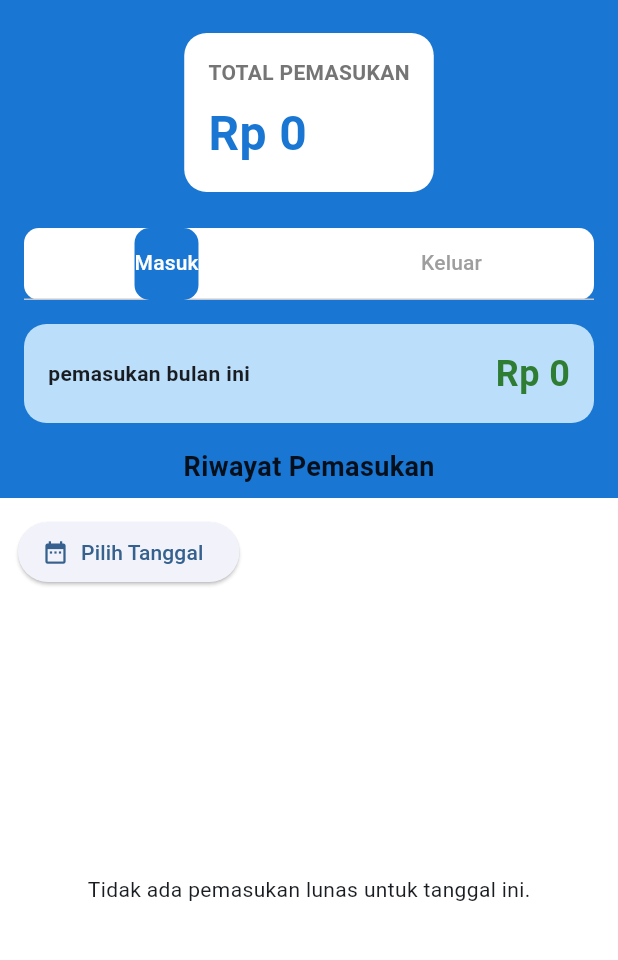
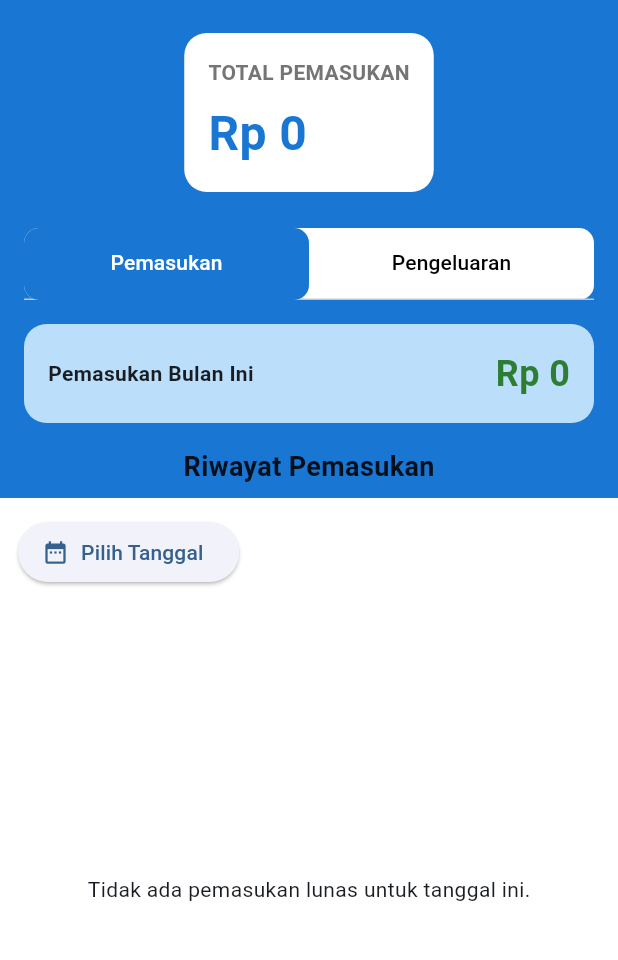
Before and after one commit to ghazyraihan/syabrina_laundry_ppsi, a Flutter app: the KeuanganPage screen opened directly, on a phone screen of 412 x 824 dp, the part 63-1023 px from its top. Run offline on Flutter 3.47's test engine with Material 3 defaults, Android fonts, the phone set to English and light mode, and no system bars; our stand-ins replace cloud_firestore, firebase_auth, firebase_core; missing offline and left inert: universal_html; accounts and stored records are empty.

Commit message:
perbaikan ui/ux keuangan dikit

```diff
--- a/lib/pages/keuangan_page.dart
+++ b/lib/pages/keuangan_page.dart
@@ -166,6 +166,7 @@ class _KeuanganPageState extends State<KeuanganPage>
           const SizedBox(height: 16),
           Container(
             margin: const EdgeInsets.symmetric(horizontal: 16),
+            height: 48, // Pastikan tingginya cukup
             decoration: BoxDecoration(
               color: Colors.white,
               borderRadius: BorderRadius.circular(10),
@@ -173,14 +174,15 @@ class _KeuanganPageState extends State<KeuanganPage>
             child: TabBar(
               controller: _tabController,
               indicator: BoxDecoration(
+                color: accentColor,
                 borderRadius: BorderRadius.circular(10),
-                color: accentColor,
               ),
+              indicatorSize: TabBarIndicatorSize.tab,
               labelColor: Colors.white,
-              unselectedLabelColor: Colors.grey,
+              unselectedLabelColor: Colors.black,
               tabs: const [
-                Tab(text: "Masuk"),
-                Tab(text: "Keluar"),
+                Tab(text: "Pemasukan"),
+                Tab(text: "Pengeluaran"),
               ],
             ),
           ),
@@ -207,7 +209,7 @@ class _KeuanganPageState extends State<KeuanganPage>
                   mainAxisAlignment: MainAxisAlignment.spaceBetween,
                   children: [
                     Text(
-                      isMasuk ? "pemasukan bulan ini" : "pengeluaran bulan ini",
+                      isMasuk ? "Pemasukan Bulan Ini" : "Pengeluaran Bulan Ini",
                       style: const TextStyle(
                         fontSize: 14,
                         fontWeight: FontWeight.bold,
```
